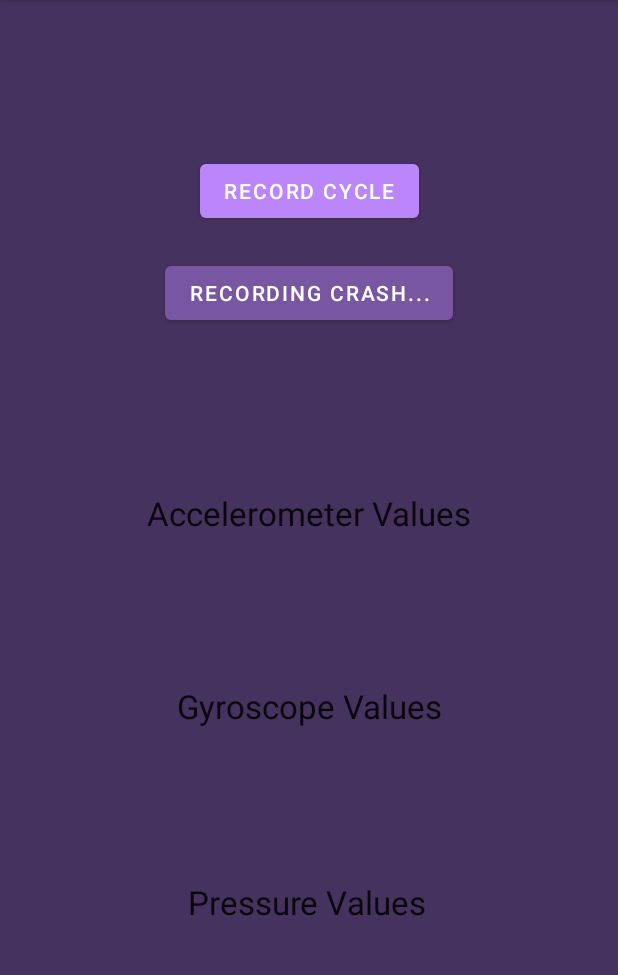
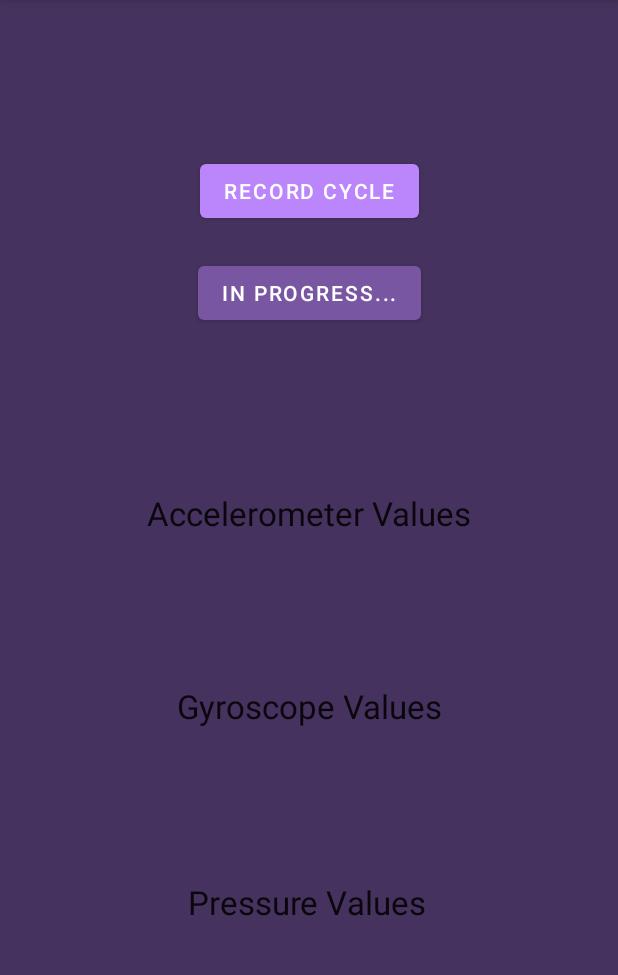
Before and after one commit to Zak-Fin/Bikerino-app, an Android app: the screen it shows after launch (MainActivity), after a tap on "RECORD CRASH", on a phone screen of 412 x 824 dp, the part 84-1059 px from its top. Run offline under Robolectric (Android 15) with nearby library versions, the phone set to English and light mode, and no system bars; Roboto replaces fonts that are not available here; 2 other taps on this screen came first.

Commit message:
second set up idk

```diff
--- a/app/src/main/java/com/example/bikerino_prototype/MainActivity.java
+++ b/app/src/main/java/com/example/bikerino_prototype/MainActivity.java
@@ -121,11 +121,11 @@ public class MainActivity extends AppCompatActivity implements SensorEventListen
         fileName = "crash_" + timestamp + ".txt";
         isCapturing = !isCapturing;
         if(isCapturing) {
-            crashButton.setText("Recording crash...");
+            crashButton.setText("In progress...");
             crashButton.setBackgroundColor(dark_purple);
         }
         else{
-            crashButton.setText("Record crash");
+            crashButton.setText("Start");
             crashButton.setBackgroundColor(light_purple);
         }
     }
--- a/app/src/main/res/values/strings.xml
+++ b/app/src/main/res/values/strings.xml
@@ -9,5 +9,4 @@
     <string name="record_cycle">Record cycle</string>
     <string name="recording_crash">Recording crash...</string>
     <string name="record_crash">Record crash</string>
-
 </resources>
```
Also changed, not shown: 496 other files.
